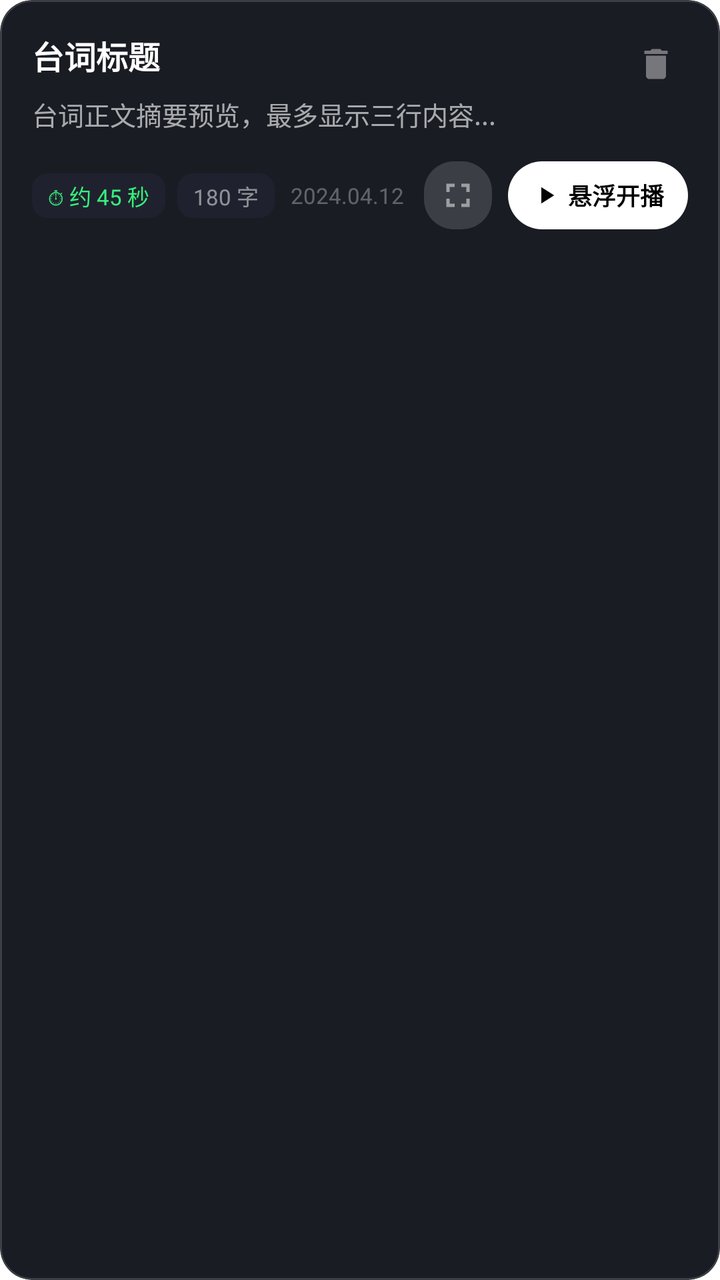
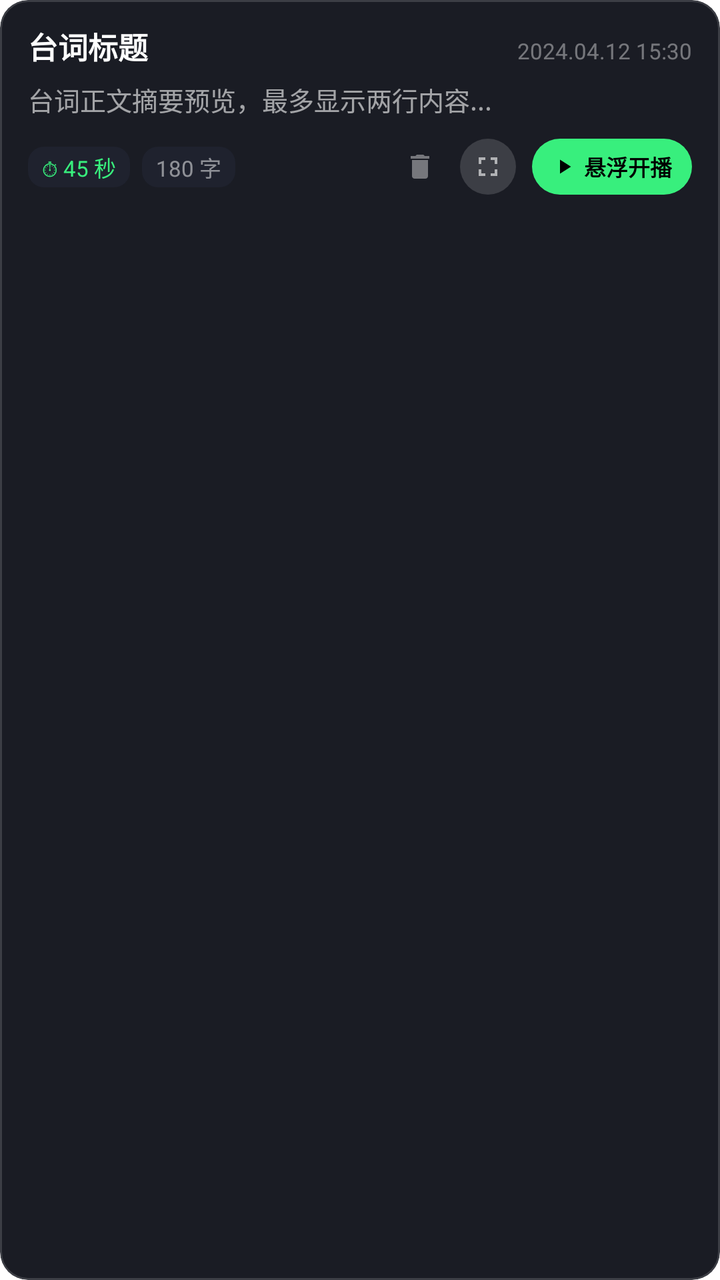

Two renders of the same Android screen: before a commit and after it. Below are the layout's source before the change and the commit's diff.
<!-- AndroidManifest.xml: application theme Theme.TeleprompterPure -->
<!-- res/layout/item_script_draft.xml -->
<?xml version="1.0" encoding="utf-8"?>
<com.google.android.material.card.MaterialCardView
    xmlns:android="http://schemas.android.com/apk/res/android"
    xmlns:app="http://schemas.android.com/apk/res-auto"
    android:id="@+id/card_script_item"
    android:layout_width="match_parent"
    android:layout_height="wrap_content"
    android:layout_marginBottom="12dp"
    app:cardBackgroundColor="#1A1C24"
    app:cardCornerRadius="16dp"
    app:cardElevation="0dp"
    app:strokeColor="#26FFFFFF"
    app:strokeWidth="1dp">

    <androidx.constraintlayout.widget.ConstraintLayout
        android:layout_width="match_parent"
        android:layout_height="wrap_content"
        android:padding="16dp">

        
        <TextView
            android:id="@+id/tv_title"
            android:layout_width="0dp"
            android:layout_height="wrap_content"
            android:ellipsize="end"
            android:maxLines="1"
            android:text="台词标题"
            android:textColor="#FFFFFF"
            android:textSize="16sp"
            android:textStyle="bold"
            app:layout_constraintEnd_toStartOf="@id/btn_delete"
            app:layout_constraintStart_toStartOf="parent"
            app:layout_constraintTop_toTopOf="parent" />

        
        <ImageView
            android:id="@+id/btn_delete"
            android:layout_width="32dp"
            android:layout_height="32dp"
            android:padding="6dp"
            android:src="@drawable/ic_delete"
            app:tint="#66FFFFFF"
            android:background="?android:attr/selectableItemBackgroundBorderless"
            android:contentDescription="删除台词"
            app:layout_constraintEnd_toEndOf="parent"
            app:layout_constraintTop_toTopOf="parent" />

        
        <TextView
            android:id="@+id/tv_preview"
            android:layout_width="match_parent"
            android:layout_height="wrap_content"
            android:layout_marginTop="8dp"
            android:ellipsize="end"
            android:maxLines="3"
            android:lineSpacingExtra="3dp"
            android:text="台词正文摘要预览，最多显示三行内容..."
            android:textColor="#A0FFFFFF"
            android:textSize="13sp"
            app:layout_constraintStart_toStartOf="parent"
            app:layout_constraintEnd_toEndOf="parent"
            app:layout_constraintTop_toBottomOf="@id/tv_title" />

        
        <LinearLayout
            android:id="@+id/ll_tags"
            android:layout_width="0dp"
            android:layout_height="wrap_content"
            android:layout_marginTop="14dp"
            android:gravity="center_vertical"
            android:orientation="horizontal"
            app:layout_constraintBottom_toBottomOf="parent"
            app:layout_constraintEnd_toStartOf="@id/ll_actions"
            app:layout_constraintStart_toStartOf="parent"
            app:layout_constraintTop_toBottomOf="@id/tv_preview">

            <TextView
                android:id="@+id/tv_duration_tag"
                android:layout_width="wrap_content"
                android:layout_height="wrap_content"
                android:background="@drawable/bg_tag_pill"
                android:paddingHorizontal="8dp"
                android:paddingVertical="3dp"
                android:text="⏱ 约 45 秒"
                android:textColor="#38EF7D"
                android:textSize="11sp" />

            <TextView
                android:id="@+id/tv_words_tag"
                android:layout_width="wrap_content"
                android:layout_height="wrap_content"
                android:layout_marginStart="6dp"
                android:background="@drawable/bg_tag_pill"
                android:paddingHorizontal="8dp"
                android:paddingVertical="3dp"
                android:text="180 字"
                android:textColor="#80FFFFFF"
                android:textSize="11sp" />

            <TextView
                android:id="@+id/tv_date"
                android:layout_width="wrap_content"
                android:layout_height="wrap_content"
                android:layout_marginStart="8dp"
                android:text="2024.04.12"
                android:textColor="#50FFFFFF"
                android:textSize="11sp" />
        </LinearLayout>

        
        <LinearLayout
            android:id="@+id/ll_actions"
            android:layout_width="wrap_content"
            android:layout_height="wrap_content"
            android:gravity="center_vertical"
            android:orientation="horizontal"
            app:layout_constraintBottom_toBottomOf="@id/ll_tags"
            app:layout_constraintEnd_toEndOf="parent"
            app:layout_constraintTop_toTopOf="@id/ll_tags">

            
            <ImageView
                android:id="@+id/btn_board"
                android:layout_width="34dp"
                android:layout_height="34dp"
                android:background="@drawable/bg_segmented_capsule"
                android:padding="7dp"
                android:src="@drawable/ic_fullscreen"
                app:tint="#80FFFFFF"
                android:contentDescription="全屏提词板" />

            
            <LinearLayout
                android:id="@+id/btn_float"
                android:layout_width="wrap_content"
                android:layout_height="34dp"
                android:layout_marginStart="8dp"
                android:background="@drawable/bg_btn_accent_pill"
                android:gravity="center"
                android:paddingHorizontal="12dp"
                android:orientation="horizontal">

                <ImageView
                    android:layout_width="14dp"
                    android:layout_height="14dp"
                    android:src="@drawable/ic_play"
                    app:tint="#000000" />

                <TextView
                    android:layout_width="wrap_content"
                    android:layout_height="wrap_content"
                    android:layout_marginStart="4dp"
                    android:text="悬浮开播"
                    android:textColor="#000000"
                    android:textSize="12sp"
                    android:textStyle="bold" />
            </LinearLayout>
        </LinearLayout>

    </androidx.constraintlayout.widget.ConstraintLayout>

</com.google.android.material.card.MaterialCardView>
<!-- resources referenced by this layout -->
<resources>
  <!-- drawable bg_btn_accent_pill (drawable) -->
  <?xml version="1.0" encoding="utf-8"?>
  <shape xmlns:android="http://schemas.android.com/apk/res/android"
      android:shape="rectangle">
      <solid android:color="#FFFFFF" />
      <corners android:radius="17dp" />
  </shape>
  <!-- drawable bg_segmented_capsule (drawable) -->
  <?xml version="1.0" encoding="utf-8"?>
  <shape xmlns:android="http://schemas.android.com/apk/res/android"
      android:shape="rectangle">
      <solid android:color="#26FFFFFF" />
      <corners android:radius="15dp" />
  </shape>
  <!-- drawable bg_tag_pill (drawable) -->
  <?xml version="1.0" encoding="utf-8"?>
  <shape xmlns:android="http://schemas.android.com/apk/res/android"
      android:shape="rectangle">
      <solid android:color="#1F222E" />
      <corners android:radius="8dp" />
  </shape>
  <!-- drawable ic_delete (drawable) -->
  <vector xmlns:android="http://schemas.android.com/apk/res/android"
      android:width="24dp"
      android:height="24dp"
      android:viewportWidth="24"
      android:viewportHeight="24">
      <path
          android:fillColor="#FFFFFFFF"
          android:pathData="M6,19c0,1.1 0.9,2 2,2h8c1.1,0 2,-0.9 2,-2V7H6v12zM19,4h-3.5l-1,-1h-5l-1,1H5v2h14V4z" />
  </vector>
  <!-- drawable ic_fullscreen (drawable) -->
  <vector xmlns:android="http://schemas.android.com/apk/res/android"
      android:width="24dp"
      android:height="24dp"
      android:viewportWidth="24"
      android:viewportHeight="24">
      <path
          android:fillColor="#FFFFFFFF"
          android:pathData="M7,14H5v5h5v-2H7v-3zm-2,-4h2V7h3V5H5v5zm12,7h-3v2h5v-5h-2v3zM14,5v2h3v3h2V5h-5z" />
  </vector>
  <!-- drawable ic_play (drawable) -->
  <vector xmlns:android="http://schemas.android.com/apk/res/android"
      android:width="24dp"
      android:height="24dp"
      android:viewportWidth="24"
      android:viewportHeight="24">
    <path
        android:fillColor="#FFFFFFFF"
        android:pathData="M8,5v14l11,-7z"/>
  </vector>
  <style name="Theme.TeleprompterPure" parent="Theme.MaterialComponents.DayNight.NoActionBar">
          <item name="colorPrimary">#38EF7D</item>
          <item name="colorPrimaryVariant">#2CD66C</item>
          <item name="colorOnPrimary">#000000</item>
          <item name="android:statusBarColor">#0F1015</item>
          <item name="android:navigationBarColor">#0F1015</item>
      </style>
</resources>

<!-- the commit's change to res/layout/item_script_draft.xml (unified diff, before → after) -->
@@ -5,9 +5,9 @@
     android:id="@+id/card_script_item"
     android:layout_width="match_parent"
     android:layout_height="wrap_content"
-    android:layout_marginBottom="12dp"
+    android:layout_marginBottom="8dp"
     app:cardBackgroundColor="#1A1C24"
-    app:cardCornerRadius="16dp"
+    app:cardCornerRadius="14dp"
     app:cardElevation="0dp"
     app:strokeColor="#26FFFFFF"
     app:strokeWidth="1dp">
@@ -15,7 +15,8 @@
     <androidx.constraintlayout.widget.ConstraintLayout
         android:layout_width="match_parent"
         android:layout_height="wrap_content"
-        android:padding="16dp">
+        android:paddingHorizontal="14dp"
+        android:paddingVertical="12dp">
 
         
         <TextView
@@ -26,36 +27,36 @@
             android:maxLines="1"
             android:text="台词标题"
             android:textColor="#FFFFFF"
-            android:textSize="16sp"
+            android:textSize="15sp"
             android:textStyle="bold"
-            app:layout_constraintEnd_toStartOf="@id/btn_delete"
+            app:layout_constraintEnd_toStartOf="@id/tv_date"
             app:layout_constraintStart_toStartOf="parent"
             app:layout_constraintTop_toTopOf="parent" />
 
         
-        <ImageView
-            android:id="@+id/btn_delete"
-            android:layout_width="32dp"
-            android:layout_height="32dp"
-            android:padding="6dp"
-            android:src="@drawable/ic_delete"
-            app:tint="#66FFFFFF"
-            android:background="?android:attr/selectableItemBackgroundBorderless"
-            android:contentDescription="删除台词"
-            app:layout_constraintEnd_toEndOf="parent"
-            app:layout_constraintTop_toTopOf="parent" />
+        <TextView
+            android:id="@+id/tv_date"
+            android:layout_width="wrap_content"
+            android:layout_height="wrap_content"
+            android:layout_marginStart="8dp"
+            android:singleLine="true"
+            android:text="2024.04.12 15:30"
+            android:textColor="#66FFFFFF"
+            android:textSize="11sp"
+            app:layout_constraintBaseline_toBaselineOf="@id/tv_title"
+            app:layout_constraintEnd_toEndOf="parent" />
 
         
         <TextView
             android:id="@+id/tv_preview"
             android:layout_width="match_parent"
             android:layout_height="wrap_content"
-            android:layout_marginTop="8dp"
+            android:layout_marginTop="6dp"
             android:ellipsize="end"
-            android:maxLines="3"
-            android:lineSpacingExtra="3dp"
-            android:text="台词正文摘要预览，最多显示三行内容..."
-            android:textColor="#A0FFFFFF"
+            android:lineSpacingExtra="2dp"
+            android:maxLines="2"
+            android:text="台词正文摘要预览，最多显示两行内容..."
+            android:textColor="#99FFFFFF"
             android:textSize="13sp"
             app:layout_constraintStart_toStartOf="parent"
             app:layout_constraintEnd_toEndOf="parent"
@@ -64,13 +65,12 @@
         
         <LinearLayout
             android:id="@+id/ll_tags"
-            android:layout_width="0dp"
+            android:layout_width="wrap_content"
             android:layout_height="wrap_content"
-            android:layout_marginTop="14dp"
+            android:layout_marginTop="10dp"
             android:gravity="center_vertical"
             android:orientation="horizontal"
             app:layout_constraintBottom_toBottomOf="parent"
-            app:layout_constraintEnd_toStartOf="@id/ll_actions"
             app:layout_constraintStart_toStartOf="parent"
             app:layout_constraintTop_toBottomOf="@id/tv_preview">
 
@@ -79,9 +79,9 @@
                 android:layout_width="wrap_content"
                 android:layout_height="wrap_content"
                 android:background="@drawable/bg_tag_pill"
-                android:paddingHorizontal="8dp"
-                android:paddingVertical="3dp"
-                android:text="⏱ 约 45 秒"
+                android:paddingHorizontal="7dp"
+                android:paddingVertical="2dp"
+                android:text="⏱ 45 秒"
                 android:textColor="#38EF7D"
                 android:textSize="11sp" />
 
@@ -91,19 +91,10 @@
                 android:layout_height="wrap_content"
                 android:layout_marginStart="6dp"
                 android:background="@drawable/bg_tag_pill"
-                android:paddingHorizontal="8dp"
-                android:paddingVertical="3dp"
+                android:paddingHorizontal="7dp"
+                android:paddingVertical="2dp"
                 android:text="180 字"
                 android:textColor="#80FFFFFF"
-                android:textSize="11sp" />
-
-            <TextView
-                android:id="@+id/tv_date"
-                android:layout_width="wrap_content"
-                android:layout_height="wrap_content"
-                android:layout_marginStart="8dp"
-                android:text="2024.04.12"
-                android:textColor="#50FFFFFF"
                 android:textSize="11sp" />
         </LinearLayout>
 
@@ -120,30 +111,43 @@
 
             
             <ImageView
+                android:id="@+id/btn_delete"
+                android:layout_width="28dp"
+                android:layout_height="28dp"
+                android:padding="6dp"
+                android:src="@drawable/ic_delete"
+                app:tint="#66FFFFFF"
+                android:background="?android:attr/selectableItemBackgroundBorderless"
+                android:contentDescription="删除台词" />
+
+            
+            <ImageView
                 android:id="@+id/btn_board"
-                android:layout_width="34dp"
-                android:layout_height="34dp"
+                android:layout_width="28dp"
+                android:layout_height="28dp"
+                android:layout_marginStart="6dp"
                 android:background="@drawable/bg_segmented_capsule"
-                android:padding="7dp"
+                android:padding="6dp"
                 android:src="@drawable/ic_fullscreen"
-                app:tint="#80FFFFFF"
+                app:tint="#99FFFFFF"
                 android:contentDescription="全屏提词板" />
 
             
             <LinearLayout
                 android:id="@+id/btn_float"
                 android:layout_width="wrap_content"
-                android:layout_height="34dp"
+                android:layout_height="28dp"
                 android:layout_marginStart="8dp"
                 android:background="@drawable/bg_btn_accent_pill"
                 android:gravity="center"
-                android:paddingHorizontal="12dp"
+                android:paddingHorizontal="10dp"
                 android:orientation="horizontal">
 
                 <ImageView
-                    android:layout_width="14dp"
-                    android:layout_height="14dp"
+                    android:layout_width="12dp"
+                    android:layout_height="12dp"
                     android:src="@drawable/ic_play"
+                    android:tint="#000000"
                     app:tint="#000000" />
 
                 <TextView
@@ -152,7 +156,7 @@
                     android:layout_marginStart="4dp"
                     android:text="悬浮开播"
                     android:textColor="#000000"
-                    android:textSize="12sp"
+                    android:textSize="11sp"
                     android:textStyle="bold" />
             </LinearLayout>
         </LinearLayout>
<!-- resource entries referenced after the edit -->
@@ -4,7 +4,7 @@
   <?xml version="1.0" encoding="utf-8"?>
   <shape xmlns:android="http://schemas.android.com/apk/res/android"
       android:shape="rectangle">
-      <solid android:color="#FFFFFF" />
+      <solid android:color="#38EF7D" />
       <corners android:radius="17dp" />
   </shape>
   <!-- drawable bg_segmented_capsule (drawable) -->
@@ -48,7 +48,7 @@
       android:viewportWidth="24"
       android:viewportHeight="24">
     <path
-        android:fillColor="#FFFFFFFF"
+        android:fillColor="#000000"
         android:pathData="M8,5v14l11,-7z"/>
   </vector>
   <style name="Theme.TeleprompterPure" parent="Theme.MaterialComponents.DayNight.NoActionBar">
